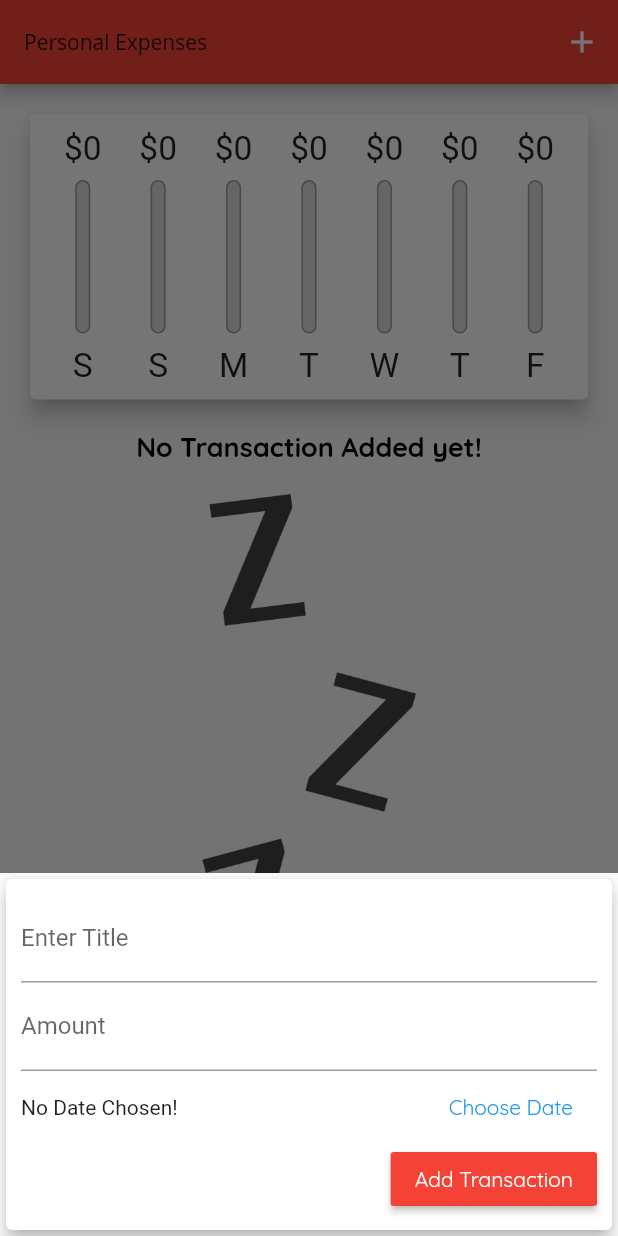
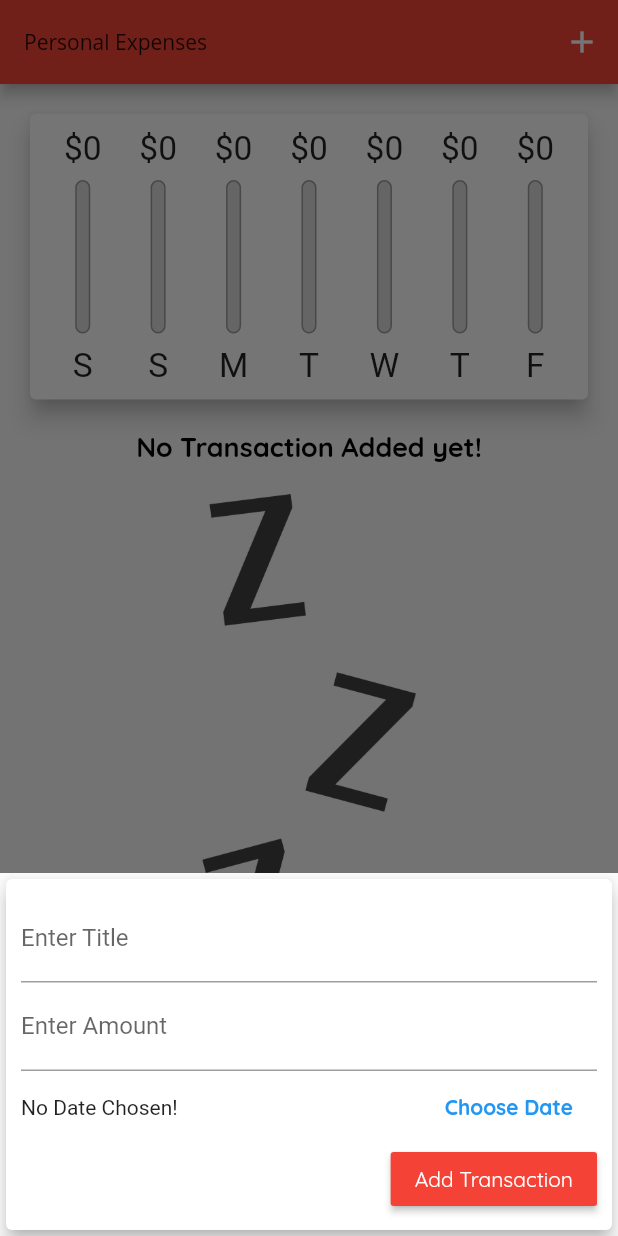
Before and after one commit to AqeelAaqi/Expenses_counter, a Flutter app: the screen it shows after launch, after a tap on the "add" icon, on a phone screen of 412 x 824 dp. Run offline on Flutter 3.47's test engine with Material 2 defaults, Android fonts, the phone set to English and light mode, and no system bars.

Commit message:
Final Comment => Cupertino IOS version added

```diff
--- a/lib/main.dart
+++ b/lib/main.dart
@@ -1,13 +1,14 @@
-import 'package:expenses_counter/widgets/chart.dart';
-import 'package:expenses_counter/widgets/new_transaction.dart';
-import 'package:expenses_counter/widgets/transaction_list.dart';
+import 'dart:io';
+import 'package:flutter/cupertino.dart';
 import 'package:flutter/material.dart';
 import 'package:flutter/services.dart';
 import 'models/transaction.dart';
+import '../widgets/chart.dart';
+import '../widgets/new_transaction.dart';
+import '../widgets/transaction_list.dart';
 
 void main() {
-  SystemChrome.setPreferredOrientations(
-      [
+  SystemChrome.setPreferredOrientations([
     DeviceOrientation.portraitUp,
     DeviceOrientation.portraitDown,
   ]);
@@ -121,8 +122,22 @@ class _MyHomePageState extends State<MyHomePage> {
 
   @override
   Widget build(BuildContext context) {
-    final isLandScape = MediaQuery.of(context).orientation == Orientation.landscape;
-    final appBar = AppBar(
+    final mediaQuery = MediaQuery.of(context);
+    final isLandScape = mediaQuery.orientation == Orientation.landscape;
+    final dynamic appBar = Platform.isIOS
+        ? CupertinoNavigationBar(
+            middle: Text(widget.title),
+            trailing: Row(
+              children: <Widget>[
+                GestureDetector(
+                  child: Icon(CupertinoIcons.add),
+                  onTap: () => _startProcessAddNewTransaction(context),
+                ),
+              ],
+              mainAxisSize: MainAxisSize.min,
+            ),
+          )
+        : AppBar(
             title: Text(
               widget.title,
               style: const TextStyle(fontFamily: 'OpenSans'),
@@ -137,53 +152,72 @@ class _MyHomePageState extends State<MyHomePage> {
             ],
           );
     final listWidget = Container(
-        height: (MediaQuery.of(context).size.height -
+        height: (mediaQuery.size.height -
                 appBar.preferredSize.height -
-            MediaQuery.of(context).padding.top) *
+                mediaQuery.padding.top) *
             0.7,
         child: TransactionList(_userTransactions, _deletTransection));
-    return Scaffold(
-      appBar: appBar,
-      body: SingleChildScrollView(
+    final pageBody = SafeArea(
+      child: SingleChildScrollView(
         child: Column(
           crossAxisAlignment: CrossAxisAlignment.stretch, // top to bottom
           // crossAxisAlignment: CrossAxisAlignment.start, //left to right
           children: <Widget>[
-            if(isLandScape) Row(
+            if (isLandScape)
+              Row(
                 mainAxisAlignment: MainAxisAlignment.center,
                 children: <Widget>[
                   const Text(
                     'Show CHART!',
-                  // style: Theme.of(context).textTheme.caption,
+                    style: TextStyle(fontSize: 16, color: Colors.grey),
                   ),
-                Switch(value: _showChart, onChanged: (val){
+                  Switch.adaptive(
+                    activeColor: Theme.of(context).accentColor,
+                    value: _showChart,
+                    onChanged: (val) {
                       setState(() {
                         _showChart = val;
                       });
-                },),
+                    },
+                  ),
                 ],
               ),
-            if(!isLandScape) Container(
-                height: (MediaQuery.of(context).size.height -
+            if (!isLandScape)
+              Container(
+                  height: (mediaQuery.size.height -
                           appBar.preferredSize.height -
-                    MediaQuery.of(context).padding.top) *
+                          mediaQuery.padding.top) *
                       0.3,
                   // 0.3,
                   child: Chart(_recentTransactions)),
-            if(!isLandScape) listWidget,
-            if(isLandScape)_showChart ? Container(
-                height: (MediaQuery.of(context).size.height -
+            if (!isLandScape) listWidget,
+            if (isLandScape)
+              _showChart
+                  ? Container(
+                      height: (mediaQuery.size.height -
                               appBar.preferredSize.height -
-                        MediaQuery.of(context).padding.top) *
+                              mediaQuery.padding.top) *
                           0.7,
                       // 0.3,
                       child: Chart(_recentTransactions))
-            :listWidget,
+                  : listWidget,
           ],
         ),
       ),
-      floatingActionButtonLocation: FloatingActionButtonLocation.centerFloat,
-      floatingActionButton: FloatingActionButton(
+    );
+    return Platform.isIOS
+        ? CupertinoPageScaffold(
+            child: pageBody,
+            navigationBar: appBar,
+          )
+        : Scaffold(
+            appBar: appBar,
+            body: pageBody,
+            floatingActionButtonLocation:
+                FloatingActionButtonLocation.centerFloat,
+            floatingActionButton: Platform.isIOS
+                ? Container()
+                : FloatingActionButton(
                     // backgroundColor: Colors.yellow,
                     onPressed: () {
                       _startProcessAddNewTransaction(context);
--- /dev/null
+++ b/lib/widgets/adaptive_flat_button.dart
@@ -0,0 +1,34 @@
+import 'dart:io';
+import 'package:flutter/material.dart';
+import 'package:flutter/cupertino.dart';
+
+class AdaptiveFlatButton extends StatelessWidget {
+  final String text;
+  final VoidCallback  handler;
+
+  AdaptiveFlatButton(this.text, this.handler);
+
+  @override
+  Widget build(BuildContext context) {
+    return Platform.isIOS
+        ? CupertinoButton(
+      child: Text(
+        text,
+        style: TextStyle(
+          fontWeight: FontWeight.bold,
+        ),
+      ),
+      onPressed: handler,
+    )
+        : FlatButton(
+      textColor: Theme.of(context).primaryColor,
+      child: Text(
+        text,
+        style: TextStyle(
+          fontWeight: FontWeight.bold,
+        ),
+      ),
+      onPressed: handler,
+    );
+  }
+}
--- a/lib/widgets/new_transaction.dart
+++ b/lib/widgets/new_transaction.dart
@@ -1,4 +1,9 @@
+import 'dart:io';
+
+import 'package:expenses_counter/widgets/adaptive_flat_button.dart';
+import 'package:flutter/cupertino.dart';
 import 'package:flutter/material.dart';
+import 'package:flutter/services.dart';
 import 'package:intl/intl.dart';
 
 class NewTransaction extends StatefulWidget {
@@ -29,17 +34,19 @@ class _NewTransactionState extends State<NewTransaction> {
 
   void _presentDatePicker() {
     showDatePicker(
-            context: context,
-            initialDate: DateTime.now(),
-            firstDate: DateTime(2022),
-            lastDate: DateTime.now())
-        .then((pickedDate) {
-      if (pickedDate != null) {
-        setState(() {
-          _selectedDate = pickedDate;
-        });
+      context: context,
+      initialDate: DateTime.now(),
+      firstDate: DateTime(2022),
+      lastDate: DateTime.now(),
+    ).then((pickedDate) {
+      if (pickedDate == null) {
+        return;
       }
+      setState(() {
+        _selectedDate = pickedDate;
+      });
     });
+    print('...');
   }
 
   @override
@@ -67,7 +74,7 @@ class _NewTransactionState extends State<NewTransaction> {
               ),
               TextField(
                 decoration: const InputDecoration(
-                  labelText: 'Amount',
+                  labelText: 'Enter Amount',
                 ),
                 controller: _amountControler,
                 keyboardType: TextInputType.number,
@@ -79,10 +86,7 @@ class _NewTransactionState extends State<NewTransaction> {
                       child: Text(_selectedDate == null
                           ? 'No Date Chosen!'
                           : 'Picked Date: ${DateFormat.yMd().format(_selectedDate!)}')),
-                  FlatButton(
-                      onPressed: _presentDatePicker,
-                      textColor: Theme.of(context).primaryColor,
-                      child: Text('Choose Date'))
+                  AdaptiveFlatButton("Choose Date", _presentDatePicker)
                 ],
               ),
               RaisedButton(
```
Lines whose indentation alone changed are shown as unchanged.
